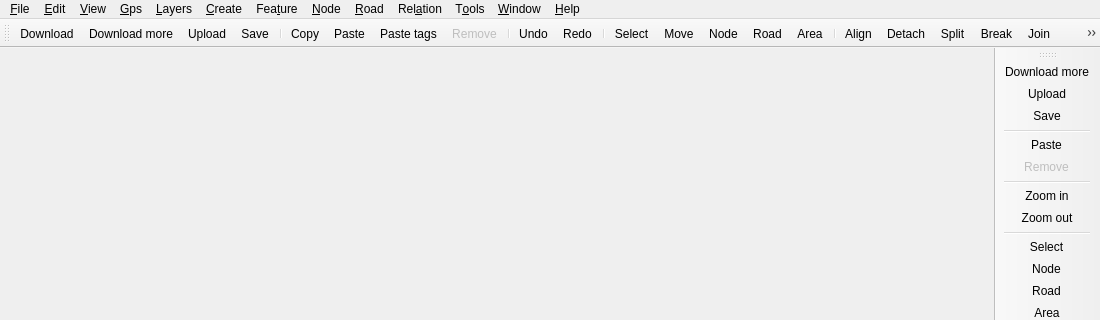
This is src/MainWindow.ui in openstreetmap/merkaartor as Qt 5 draws it before an edit; both pictures show x 0 to 1100 and y 0 to 320 of the 1100 by 549 pixel window. The edited form follows.
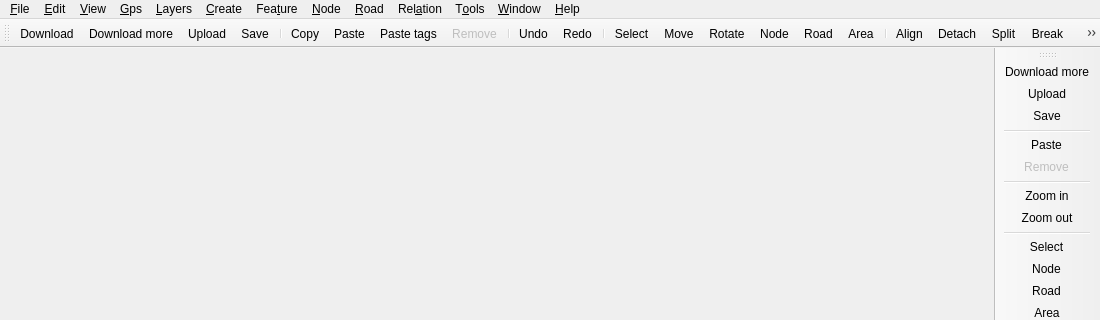
This is the edited form. Icons and pictures are not drawn.

Commit message: ADD : Basic Rotate function FIX : Give title to progress dialogs (fixes #1512)

Diff of the .ui file:
```diff
--- a/src/MainWindow.ui
+++ b/src/MainWindow.ui
@@ -318,6 +318,7 @@
    <addaction name="separator" />
    <addaction name="editPropertiesAction" />
    <addaction name="editMoveAction" />
+   <addaction name="editRotateAction" />
    <addaction name="createNodeAction" />
    <addaction name="createRoadAction" />
    <addaction name="createAreaAction" />
@@ -1495,6 +1496,15 @@
     <string>Create &amp;Junction</string>
    </property>
   </action>
+  <action name="editRotateAction" >
+   <property name="icon" >
+    <iconset resource="../Icons/AllIcons.qrc" >
+     <normaloff>:/Icons/actions/edit_rotate.svg</normaloff>:/Icons/actions/edit_rotate.svg</iconset>
+   </property>
+   <property name="text" >
+    <string>Rotate</string>
+   </property>
+  </action>
  </widget>
  <resources>
   <include location="../Icons/AllIcons.qrc" />
```
Left out of the diff: 1 changed line with no effect on the pictures. The commit also changes 14 other files.
